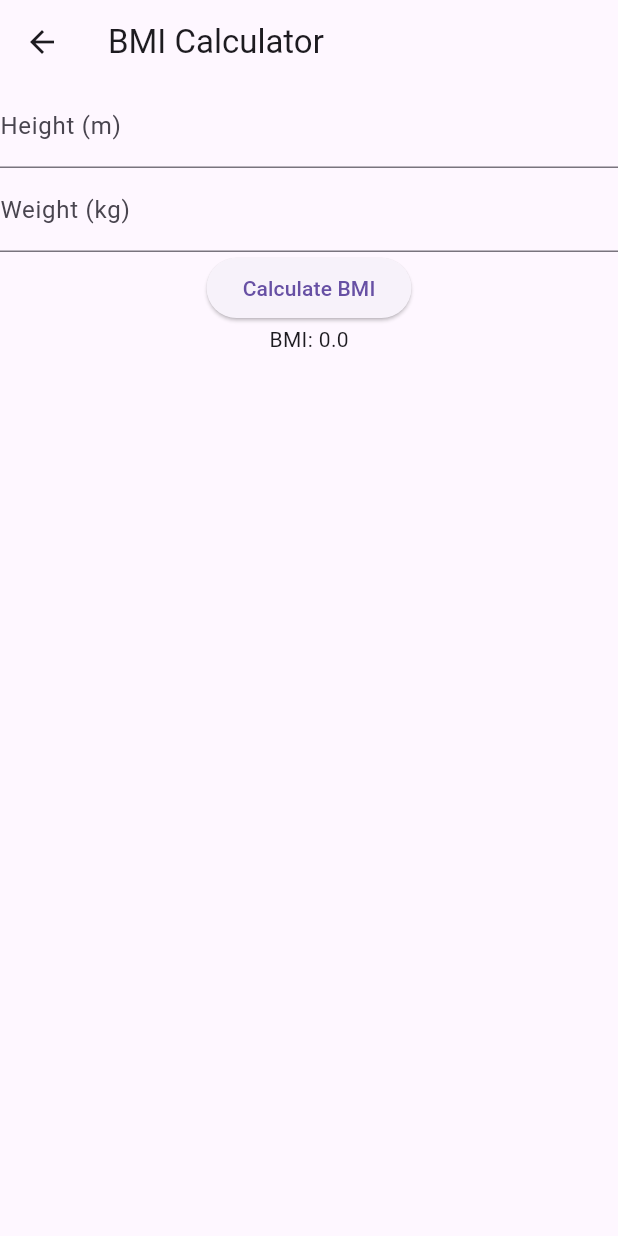
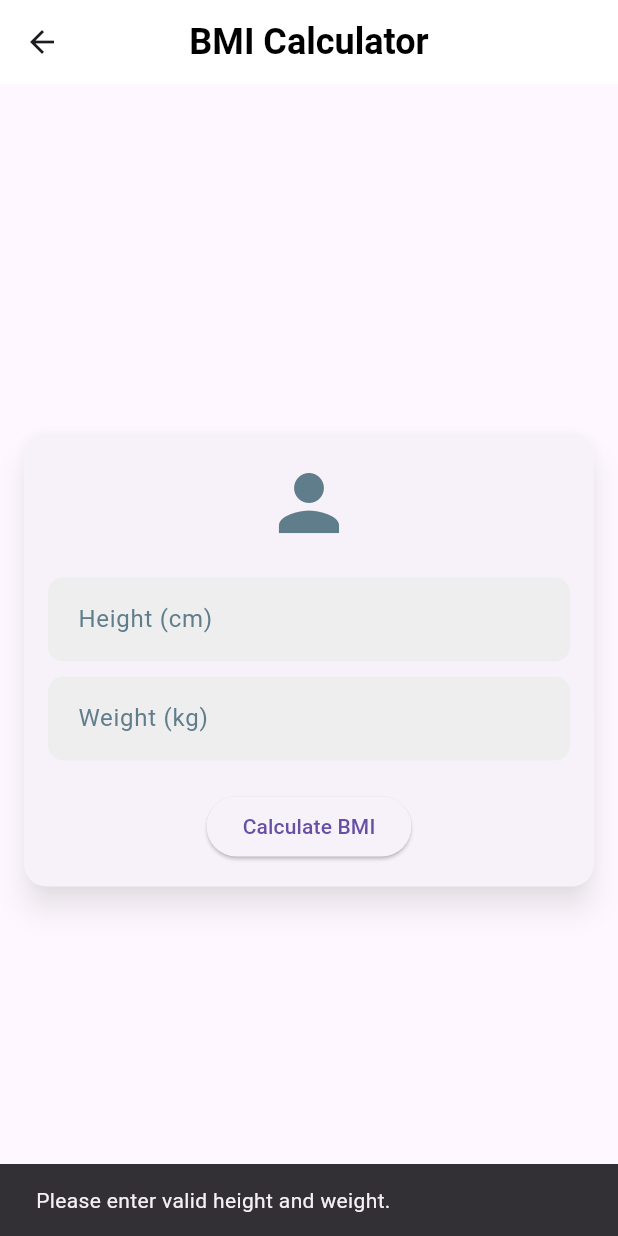
Before and after one commit to FayruzAldi/redux_kalem, a Flutter app: the BMIScreen screen opened directly, after a tap on "Calculate BMI", on a phone screen of 412 x 824 dp. Run offline on Flutter 3.47's test engine with Material 3 defaults, Android fonts, the phone set to English and light mode, and no system bars; our stand-ins replace flutter_redux, redux.

Commit message:
styling BMI

```diff
--- a/lib/screen/bmi_screen.dart
+++ b/lib/screen/bmi_screen.dart
@@ -2,6 +2,7 @@ import 'package:flutter/material.dart';
 import 'package:flutter_redux/flutter_redux.dart';
 import 'package:calculatorapp_redux/redux/actions.dart';
 import 'package:calculatorapp_redux/redux/appState.dart';
+import 'package:flutter/services.dart';
 
 class BMIScreen extends StatelessWidget {
   final TextEditingController heightController = TextEditingController();
@@ -12,42 +13,146 @@ class BMIScreen extends StatelessWidget {
     return Scaffold(
       appBar: AppBar(
         title: Text('BMI Calculator'),
+        backgroundColor: Colors.white,
+        elevation: 0,
+        centerTitle: true,
+        titleTextStyle: TextStyle(
+          color: Colors.black,
+          fontWeight: FontWeight.bold,
+          fontSize: 24,
         ),
-      body: StoreConnector<AppState, void Function(double, double)>(
+      ),
+      body: Center(
+        child: Card(
+          elevation: 8,
+          shadowColor: Colors.black45,
+          shape: RoundedRectangleBorder(
+            borderRadius: BorderRadius.circular(15),
+          ),
+          margin: EdgeInsets.all(16.0),
+          child: Padding(
+            padding: EdgeInsets.all(16.0),
+            child: Column(
+              mainAxisSize: MainAxisSize.min,
+              children: [
+                Icon(
+                  Icons.person,
+                  size: 60,
+                  color: Colors.blueGrey,
+                ),
+                SizedBox(height: 20),
+                _buildCustomTextField(
+                  controller: heightController,
+                  labelText: 'Height (cm)',
+                  inputType: TextInputType.number,
+                ),
+                SizedBox(height: 10),
+                _buildCustomTextField(
+                  controller: weightController,
+                  labelText: 'Weight (kg)',
+                  inputType: TextInputType.number,
+                ),
+                SizedBox(height: 20),
+                StoreConnector<AppState, void Function(double, double)>(
                   converter: (store) {
                     return (height, weight) => store.dispatch(CalculateBMI(height, weight));
                   },
                   builder: (context, callback) {
-          return Column(
-            children: [
-              TextField(
-                controller: heightController,
-                keyboardType: TextInputType.number,
-                decoration: InputDecoration(labelText: 'Height (m)'),
-              ),
-              TextField(
-                controller: weightController,
-                keyboardType: TextInputType.number,
-                decoration: InputDecoration(labelText: 'Weight (kg)'),
-              ),
-              ElevatedButton(
+                    return ElevatedButton(
                       onPressed: () {
-                  final height = double.parse(heightController.text);
-                  final weight = double.parse(weightController.text);
-                  callback(height, weight);
+                        final heightCm = double.tryParse(heightController.text);
+                        final weight = double.tryParse(weightController.text);
+
+                        if (heightCm != null && weight != null) {
+                          final heightM = heightCm / 100; // Convert cm to meters
+                          callback(heightM, weight);
+                          _showBMIResult(context, heightM, weight);
+                        } else {
+                          ScaffoldMessenger.of(context).showSnackBar(
+                            SnackBar(content: Text('Please enter valid height and weight.')),
+                          );
+                        }
                       },
                       child: Text('Calculate BMI'),
+                    );
+                  },
                 ),
-              StoreConnector<AppState, double>(
-                converter: (store) => store.state.bmiResult,
-                builder: (context, result) {
-                  return Text('BMI: ${result}');
+              ],
+            ),
+          ),
+        ),
+      ),
+    );
+  }
+
+  Widget _buildCustomTextField({
+    required TextEditingController controller,
+    required String labelText,
+    TextInputType inputType = TextInputType.text,
+  }) {
+    return TextField(
+      controller: controller,
+      keyboardType: inputType,
+      inputFormatters: inputType == TextInputType.number
+          ? [FilteringTextInputFormatter.allow(RegExp(r'^\d+\.?\d*'))]
+          : [],
+      decoration: InputDecoration(
+        labelText: labelText,
+        labelStyle: TextStyle(color: Colors.blueGrey),
+        filled: true,
+        fillColor: Colors.grey[200],
+        border: OutlineInputBorder(
+          borderRadius: BorderRadius.circular(10.0),
+          borderSide: BorderSide.none,
+        ),
+        enabledBorder: OutlineInputBorder(
+          borderRadius: BorderRadius.circular(10.0),
+          borderSide: BorderSide.none,
+        ),
+        focusedBorder: OutlineInputBorder(
+          borderRadius: BorderRadius.circular(10.0),
+          borderSide: BorderSide(color: Colors.blue),
+        ),
+        contentPadding: EdgeInsets.symmetric(vertical: 16.0, horizontal: 16.0),
+      ),
+    );
+  }
+
+  void _showBMIResult(BuildContext context, double height, double weight) {
+    final bmi = weight / (height * height);
+    final classification = _getClassification(bmi);
+
+    showDialog(
+      context: context,
+      builder: (BuildContext context) {
+        return AlertDialog(
+          title: Text('BMI Result'),
+          content: Text(
+            'Your BMI is ${bmi.toStringAsFixed(2)}.\nClassification: $classification',
+            style: TextStyle(fontSize: 18),
+          ),
+          actions: [
+            TextButton(
+              onPressed: () {
+                Navigator.of(context).pop();
               },
+              child: Text('OK'),
             ),
           ],
         );
       },
-      ),
     );
   }
+
+  String _getClassification(double bmi) {
+    if (bmi < 18.5) {
+      return 'Underweight';
+    } else if (bmi >= 18.5 && bmi < 24.9) {
+      return 'Normal weight';
+    } else if (bmi >= 25 && bmi < 29.9) {
+      return 'Overweight';
+    } else {
+      return 'Obesity';
     }
+  }
+}
```
Lines whose indentation alone changed are shown as unchanged.
